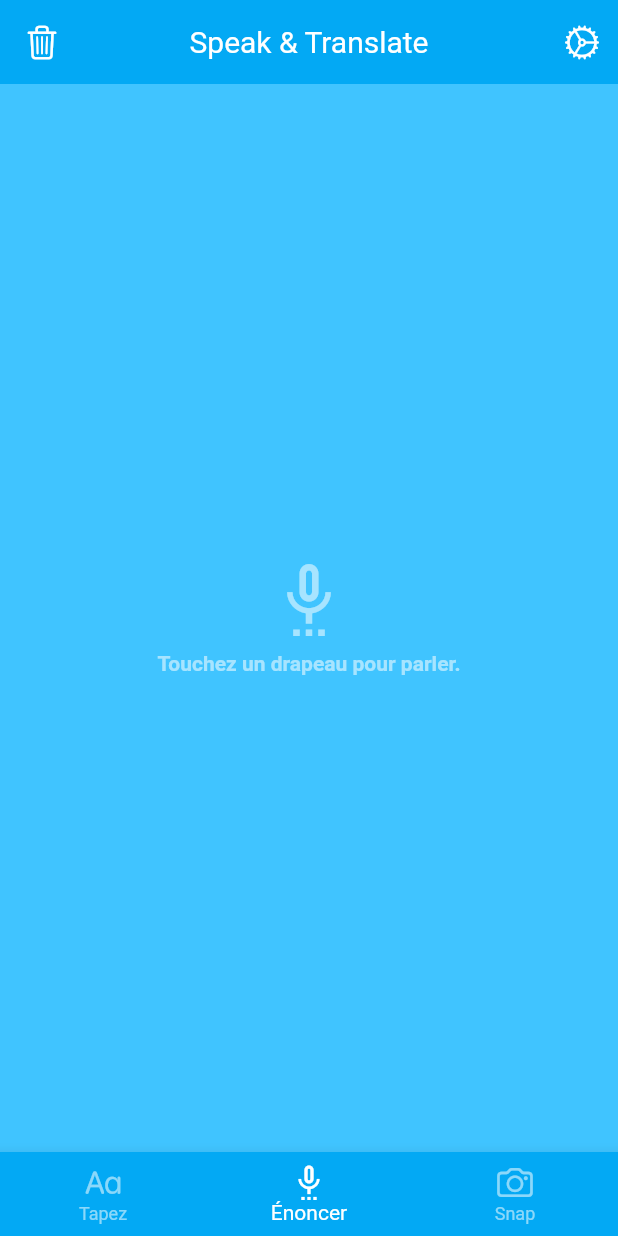
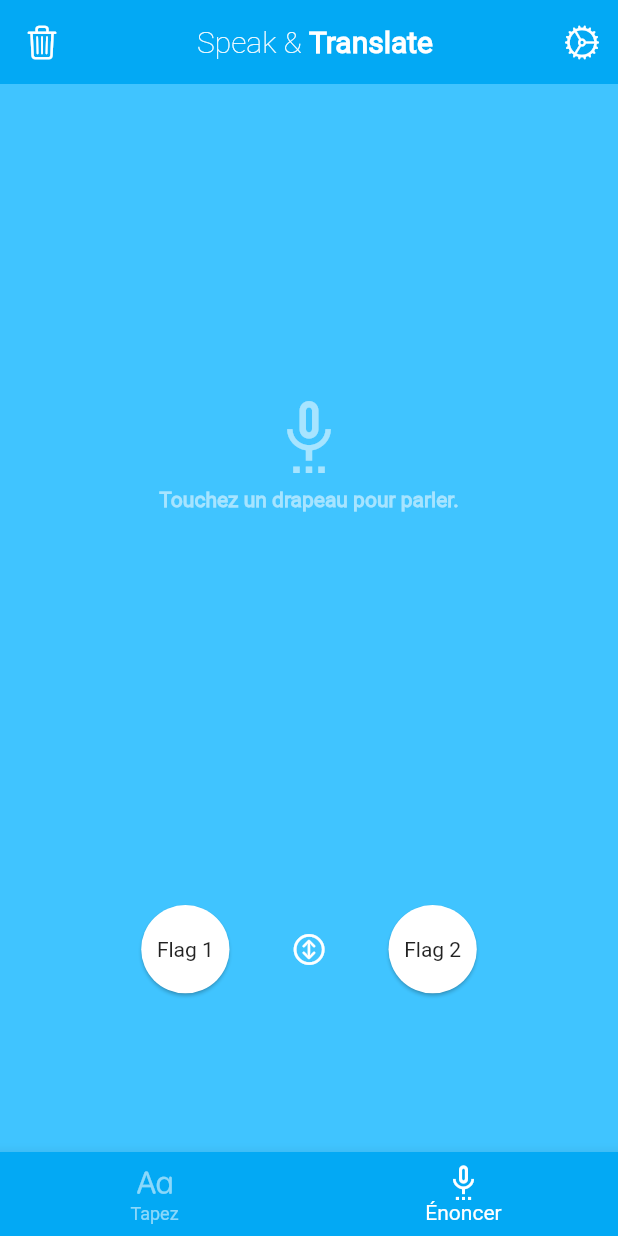
Before and after one commit to Edmond22-prog/template_app, a Flutter app: the screen it shows after launch, on a phone screen of 412 x 824 dp. Run offline on Flutter 3.47's test engine with Material 2 defaults, Android fonts, the phone set to English and light mode, and no system bars.

Commit message:
Représentation finale de la première page

```diff
--- a/lib/home_page.dart
+++ b/lib/home_page.dart
@@ -27,29 +27,17 @@
       Icons.settings_voice_outlined,
       color: Colors.white54,
       size: 50.0,
-    ),
-    Icon(
-      Icons.camera,
-      color: Colors.white54,
-      size: 50.0,
     )
   ];
 
   static const List<Text> _textDisplays = [
     Text(
       'Appuyez sur un drapeau pour écrire',
-      style: TextStyle(
-          color: Colors.white54, fontWeight: FontWeight.bold),
+      style: TextStyle(color: Colors.white54, fontWeight: FontWeight.bold),
     ),
     Text(
       'Touchez un drapeau pour parler.',
-      style: TextStyle(
-          color: Colors.white54, fontWeight: FontWeight.bold),
-    ),
-    Text(
-      'Capture',
-      style: TextStyle(
-          color: Colors.white54, fontWeight: FontWeight.bold),
+      style: TextStyle(color: Colors.white54, fontWeight: FontWeight.bold),
     )
   ];
 
@@ -58,18 +46,27 @@
     return Scaffold(
       appBar: AppBar(
         elevation: 0.0,
-        centerTitle: true,
         foregroundColor: Colors.white,
-        titleTextStyle:
-            const TextStyle(fontWeight: FontWeight.normal, fontSize: 20.0),
+        // titleTextStyle:
+        //     const TextStyle(fontWeight: FontWeight.normal, fontSize: 20.0),
         leading: IconButton(
           icon: const Icon(
             CupertinoIcons.delete,
           ),
           onPressed: () {},
         ),
-        title: const Text(
-          'Speak & Translate',
+        title: Row(
+          mainAxisAlignment: MainAxisAlignment.center,
+          children: const [
+            Text(
+              "Speak & ",
+              style: TextStyle(fontWeight: FontWeight.w100),
+            ),
+            Text(
+              "Translate",
+              style: TextStyle(fontWeight: FontWeight.bold),
+            )
+          ],
         ),
         actions: [
           IconButton(
@@ -78,56 +75,65 @@
       ),
       body: Container(
         color: Colors.lightBlueAccent,
+        height: MediaQuery.of(context).size.height,
+        width: MediaQuery.of(context).size.width,
         child: Center(
           child: Column(
-            mainAxisAlignment: MainAxisAlignment.spaceEvenly,
             children: [
-              SingleChildScrollView(
-                child: Column(
-                  mainAxisAlignment: MainAxisAlignment.end,
+              Container(
+                alignment: Alignment.center,
+                height: MediaQuery.of(context).size.height * 0.6,
+                width: MediaQuery.of(context).size.width,
+                child: SingleChildScrollView(
+                  child: Column(
+                    children: [
+                      _iconDisplays.elementAt(_selectedIndex),
+                      const SizedBox(height: 10.0),
+                      _textDisplays.elementAt(_selectedIndex)
+                    ],
+                  ),
+                ),
+              ),
+              Container(
+                height: MediaQuery.of(context).size.height * 0.2,
+                width: MediaQuery.of(context).size.width,
+                child: Row(
+                  mainAxisAlignment: MainAxisAlignment.center,
                   children: [
-                    _iconDisplays.elementAt(_selectedIndex),
-                    const SizedBox(height: 10.0),
-                    _textDisplays.elementAt(_selectedIndex)
+                    Theme(
+                      data: Theme.of(context).copyWith(
+                          cardTheme: const CardTheme(shape: CircleBorder())),
+                      child: Card(
+                        child: Container(
+                          // height: MediaQuery.of(context).size.width / 7,
+                          width: MediaQuery.of(context).size.width / 7,
+                          alignment: Alignment.center,
+                          child: const Text("Flag 1"),
+                        ),
+                      ),
+                    ),
+                    const SizedBox(width: 25.0),
+                    IconButton(
+                      icon: const Icon(CupertinoIcons.arrow_up_down_circle),
+                      color: Colors.white,
+                      onPressed: () {},
+                    ),
+                    const SizedBox(width: 25.0),
+                    Theme(
+                      data: Theme.of(context).copyWith(
+                          cardTheme: const CardTheme(shape: CircleBorder())),
+                      child: Card(
+                        child: Container(
+                          // height: 70.0,
+                          width: MediaQuery.of(context).size.width / 7,
+                          alignment: Alignment.center,
+                          child: const Text("Flag 2"),
+                        ),
+                      ),
+                    ),
                   ],
                 ),
               ),
-              // Row(
-              //   mainAxisAlignment: MainAxisAlignment.center,
-              //   children: [
-              //     Theme(
-              //       data: Theme.of(context).copyWith(
-              //           cardTheme: const CardTheme(shape: CircleBorder())),
-              //       child: Card(
-              //         child: Container(
-              //           height: 70.0,
-              //           width: 70.0,
-              //           alignment: Alignment.center,
-              //           child: const Text("Flag 1"),
-              //         ),
-              //       ),
-              //     ),
-              //     const SizedBox(width: 25.0),
-              //     IconButton(
-              //       icon: const Icon(CupertinoIcons.arrow_up_down_circle),
-              //       color: Colors.white,
-              //       onPressed: () {},
-              //     ),
-              //     const SizedBox(width: 25.0),
-              //     Theme(
-              //       data: Theme.of(context).copyWith(
-              //           cardTheme: const CardTheme(shape: CircleBorder())),
-              //       child: Card(
-              //         child: Container(
-              //           height: 70.0,
-              //           width: 70.0,
-              //           alignment: Alignment.center,
-              //           child: const Text("Flag 2"),
-              //         ),
-              //       ),
-              //     ),
-              //   ],
-              // ),
             ],
           ),
         ),
@@ -144,8 +150,6 @@
               icon: Icon(CupertinoIcons.textformat_alt), label: "Tapez"),
           BottomNavigationBarItem(
               icon: Icon(Icons.settings_voice_outlined), label: "Énoncer"),
-          BottomNavigationBarItem(
-              icon: Icon(CupertinoIcons.camera), label: "Snap"),
         ],
       ),
     );
--- a/lib/main.dart
+++ b/lib/main.dart
@@ -15,6 +15,7 @@
       title: 'Flutter Application',
       theme: ThemeData(
         primarySwatch: Colors.lightBlue,
+        fontFamily: 'Roboto'
       ),
       home: const HomePage(),
       debugShowCheckedModeBanner: false,
```
Also changed, not shown: pubspec.yaml (+8 -11 lines), assets/fonts/Monaco.ttf (added), assets/fonts/Roboto-Regular.ttf (added), assets/fonts/Roboto-Thin.ttf (added).
